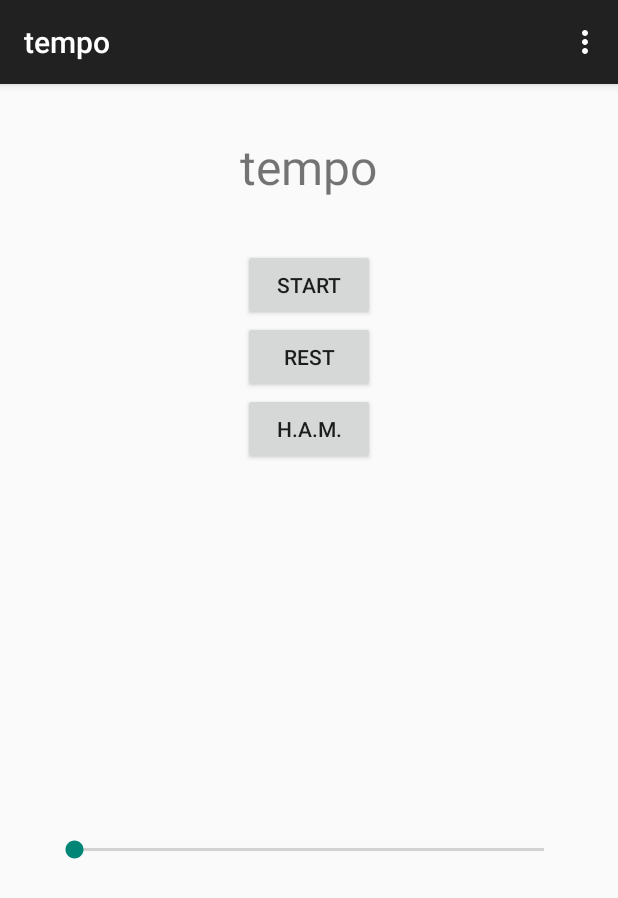
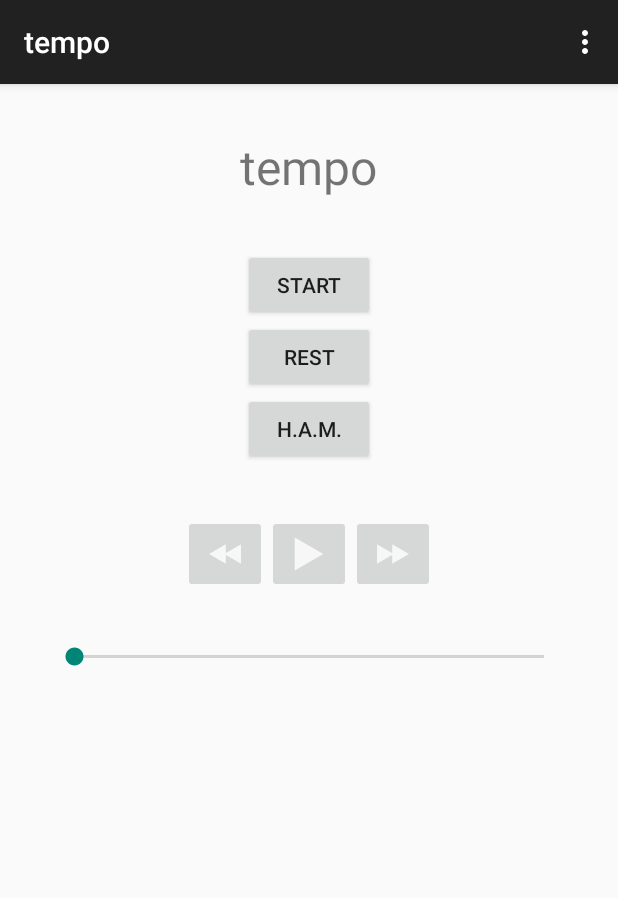
Before and after one commit to wbadart/tempo, an Android app: the screen it shows after launch (MainActivity), on a phone screen of 412 x 824 dp. Shown: the top 898 px of the screen. Run offline under Robolectric (Android 15) with nearby library versions, the light colour scheme and no system bars.

Commit message:
Adding changes to UI and MainActivity.java

```diff
--- a/tempo/app/src/main/java/tempo/tempo/MainActivity.java
+++ b/tempo/app/src/main/java/tempo/tempo/MainActivity.java
@@ -1,16 +1,33 @@
 package tempo.tempo;
 
+import android.media.Image;
 import android.support.v7.app.AppCompatActivity;
 import android.os.Bundle;
 import android.view.Menu;
 import android.view.MenuItem;
+import android.widget.Button;
+import android.widget.ImageButton;
+import android.widget.SeekBar;
 
 public class MainActivity extends AppCompatActivity {
+
+    private Button mStartButton;
+    private Button mRestButton;
+    private Button mHamButton;
+
+    private ImageButton mPrevButton;
+    private ImageButton mPlayPauseButton;
+    private ImageButton mNextButton;
+
+    private SeekBar mIntensityBar;
+
 
     @Override
     protected void onCreate(Bundle savedInstanceState) {
         super.onCreate(savedInstanceState);
         setContentView(R.layout.activity_main);
+
+
     }
 
     @Override
--- a/tempo/app/src/main/res/layout/activity_main.xml
+++ b/tempo/app/src/main/res/layout/activity_main.xml
@@ -36,11 +36,42 @@
         android:text="H.A.M."
         android:layout_gravity="center_horizontal"/>
 
+    <LinearLayout android:layout_width="wrap_content"
+                    android:layout_height="wrap_content"
+                    android:orientation="horizontal"
+                    android:layout_gravity="center_horizontal"
+                    android:paddingTop="50px">
+
+        <ImageButton
+            android:id="@+id/prev_button"
+            android:layout_width="wrap_content"
+            android:layout_height="wrap_content"
+            android:layout_gravity="center_horizontal"
+            android:src="@drawable/prev_button"/>
+
+        <ImageButton
+            android:id="@+id/play_pause_button"
+            android:layout_width="wrap_content"
+            android:layout_height="wrap_content"
+            android:src="@drawable/play_button"
+            />
+
+        <ImageButton
+            android:id="@+id/next_button"
+            android:layout_width="wrap_content"
+            android:layout_height="wrap_content"
+            android:layout_gravity="center_horizontal"
+            android:src="@drawable/next_button"
+            />
+
+    </LinearLayout>
+
     <SeekBar
         android:layout_width="match_parent"
-        android:layout_height="match_parent"
+        android:layout_height="wrap_content"
         android:layout_marginLeft="50px"
         android:layout_marginRight="50px"
+        android:paddingTop="50px"
         />
 
 </LinearLayout>
```
Also changed, not shown: tempo/app/src/main/next_button-web.png (added), tempo/app/src/main/res/drawable-hdpi/next_button.png (added), tempo/app/src/main/res/drawable-hdpi/pause_button.png (added), tempo/app/src/main/res/drawable-hdpi/play_button.png (added), tempo/app/src/main/res/drawable-hdpi/prev_button.png (added), tempo/app/src/main/res/drawable-mdpi/next_button.png (added), tempo/app/src/main/res/drawable-mdpi/pause_button.png (added), tempo/app/src/main/res/drawable-mdpi/play_button.png (added), tempo/app/src/main/res/drawable-mdpi/prev_button.png (added), tempo/app/src/main/res/drawable-xhdpi/next_button.png (added), tempo/app/src/main/res/drawable-xhdpi/pause_button.png (added), tempo/app/src/main/res/drawable-xhdpi/play_button.png (added), tempo/app/src/main/res/drawable-xhdpi/prev_button.png (added), tempo/app/src/main/res/drawable-xxhdpi/next_button.png (added), 4 more files.
